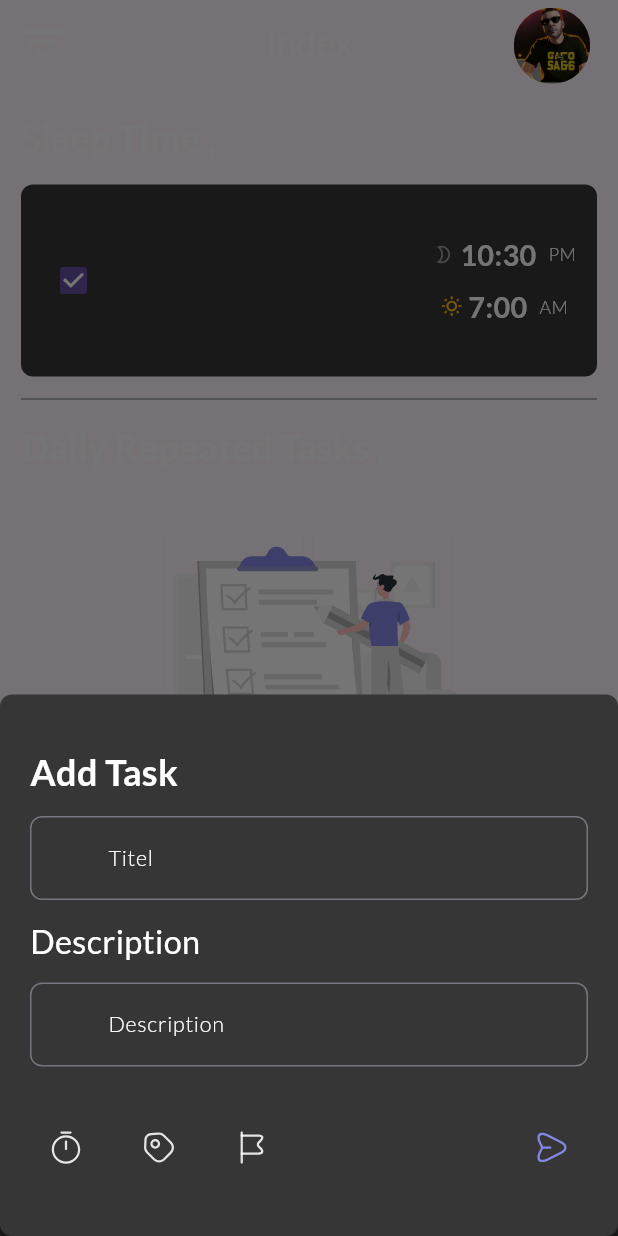
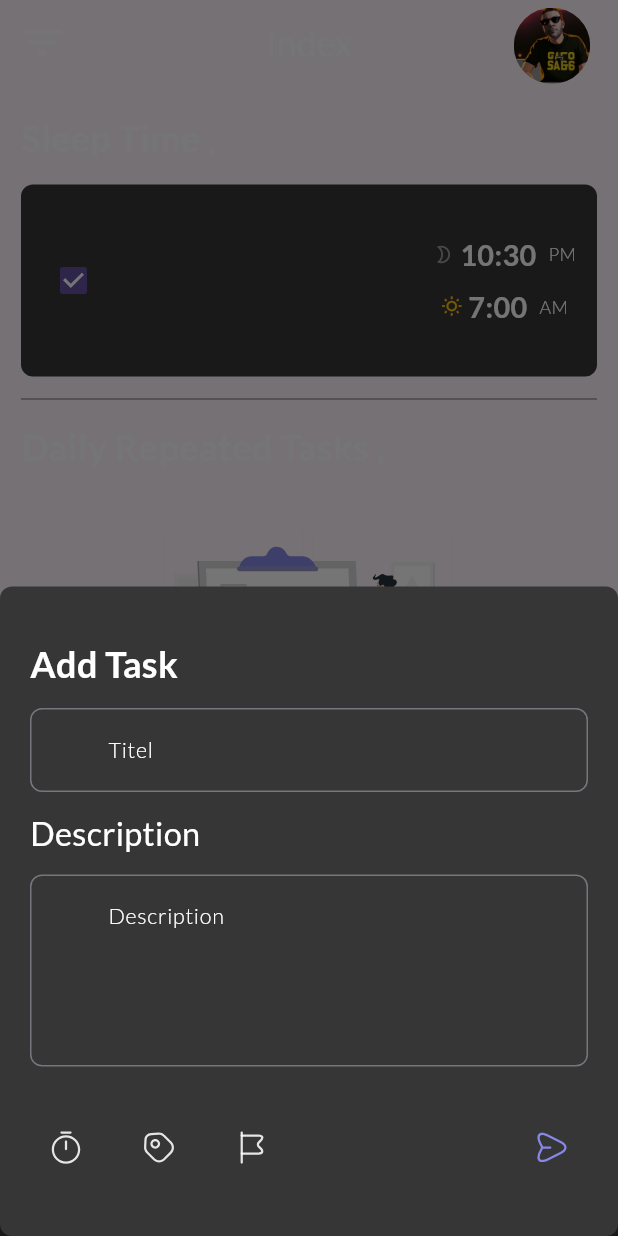
Before and after one commit to AhmedMohmmedd/UP_Tolist, a Flutter app: the screen it shows after launch, item 2 of the bottom bar chosen, after a tap on the "add" icon, on a phone screen of 412 x 824 dp. Run offline on Flutter 3.47's test engine with Material 3 defaults, Android fonts, the phone set to English and light mode, and no system bars; our stand-ins replace bloc, flutter_svg, hive, hive_flutter; missing offline and left inert: date_picker_plus; accounts and stored records are empty.

Commit message:
add time packer

```diff
--- /dev/null
+++ b/devtools_options.yaml
@@ -0,0 +1 @@
+extensions:
--- a/lib/core/shared_widgets/custom_text_field.dart
+++ b/lib/core/shared_widgets/custom_text_field.dart
@@ -14,16 +14,19 @@ Widget customTextField({
   Function()? pressed,
   Function()? tap,
   bool? enable,
+  int? maxline,
 }) =>
     TextFormField(
       onTap: tap,
       enabled: enable,
       controller: controller,
       obscureText: isObscure,
+      maxLines: maxline,
       decoration: InputDecoration(
         hintStyle: TextStyles.stylesreguler12(),
         labelText: label,
         hintText: hint,
+
         prefixIcon: Icon(prefix),
         suffixIcon: suffix != null
             ? IconButton(
--- a/lib/features/add_task/presentation/views/add_task_sheet.dart
+++ b/lib/features/add_task/presentation/views/add_task_sheet.dart
@@ -33,7 +33,7 @@ class AddTaskSheet extends StatelessWidget {
             const SizedBox(
               height: 12,
             ),
-            customTextField(hint: 'Description'),
+            customTextField(hint: 'Description',maxline: 4),
             const SizedBox(
               height: 30,
             ),
--- a/lib/features/add_task/presentation/views/widgets/bottom_actions_row.dart
+++ b/lib/features/add_task/presentation/views/widgets/bottom_actions_row.dart
@@ -3,11 +3,23 @@ import 'package:flutter_svg/svg.dart';
 import 'package:up_tolist/core/constansts/asset_images.dart';
 import 'package:up_tolist/features/add_task/presentation/views/widgets/choose_category_bottom_sheet.dart';
 import 'package:up_tolist/features/add_task/presentation/views/widgets/date_picker.dart';
+import 'package:up_tolist/features/add_task/presentation/views/widgets/time_picker.dart';
 
-class BottomActiomsRow extends StatelessWidget {
-  const BottomActiomsRow({
-    super.key,
-  });
+class BottomActiomsRow extends StatefulWidget {
+  const BottomActiomsRow({super.key});
+
+  @override
+  State<BottomActiomsRow> createState() => _BottomActiomsRowState();
+}
+
+class _BottomActiomsRowState extends State<BottomActiomsRow> {
+  TimeOfDay? selectedTime;
+
+  void _onTimePicked(TimeOfDay time) {
+    setState(() {
+      selectedTime = time;
+    });
+  }
 
   @override
   Widget build(BuildContext context) {
@@ -16,30 +28,15 @@ class BottomActiomsRow extends StatelessWidget {
       children: [
         Row(
           children: [
-            IconButton(
-              onPressed: () {
-                showTimePicker(
-                  helpText: 'Choose Time',
-                  confirmText: 'Edit',
-                  context: context,
-                  initialTime: TimeOfDay.now(),
-                  initialEntryMode: TimePickerEntryMode.input,
-                );
-              },
-              icon: SvgPicture.asset(AssetImages.timer),
-            ),
-            const SizedBox(
-              width: 14,
-            ),
+            ShowTimePickerr(onTimePicked: _onTimePicked),
+            const SizedBox(width: 14),
             IconButton(
               onPressed: () {
                 showDatePickrtBottomSheet(context);
               },
               icon: SvgPicture.asset(AssetImages.tag),
             ),
-            const SizedBox(
-              width: 14,
-            ),
+            const SizedBox(width: 14),
             IconButton(
               onPressed: () {
                 chooseCategoryshowlBottomSheet(context);
@@ -49,7 +46,9 @@ class BottomActiomsRow extends StatelessWidget {
           ],
         ),
         IconButton(
-          onPressed: () {},
+          onPressed: () {
+            print(selectedTime);
+          },
           icon: SvgPicture.asset(AssetImages.send),
         ),
       ],
--- a/lib/features/add_task/presentation/views/widgets/choose_category_bottom_sheet.dart
+++ b/lib/features/add_task/presentation/views/widgets/choose_category_bottom_sheet.dart
@@ -45,7 +45,7 @@ void chooseCategoryshowlBottomSheet(BuildContext context) {
                   height: 14,
                 ),
                 CustomElevatedButton(
-                  textColor: Colors.white,
+                  textColor: Colors.red,
                   text: 'Add Category',
                   color: AppColor.primeryColor,
                   width: MediaQuery.sizeOf(context).width * .9,
--- a/lib/features/add_task/presentation/views/widgets/custom_elevated_button.dart
+++ b/lib/features/add_task/presentation/views/widgets/custom_elevated_button.dart
@@ -20,6 +20,7 @@ class CustomElevatedButton extends StatelessWidget {
         Navigator.pop(context);
       },
       style: ElevatedButton.styleFrom(
+        elevation: .0,
         backgroundColor: color,
         fixedSize: Size(width?? MediaQuery.sizeOf(context).width * .4, 60),
         textStyle: TextStyles.stylesBold16().copyWith(
--- /dev/null
+++ b/lib/features/add_task/presentation/views/widgets/time_picker.dart
@@ -0,0 +1,50 @@
+
+import 'package:flutter/material.dart';
+import 'package:flutter_svg/svg.dart';
+import 'package:up_tolist/core/constansts/asset_images.dart';
+
+class ShowTimePickerr extends StatefulWidget {
+  final Function(TimeOfDay) onTimePicked;
+
+  const ShowTimePickerr({
+    super.key,
+    required this.onTimePicked,
+  });
+
+  @override
+  State<ShowTimePickerr> createState() => _ShowTimePickerrState();
+}
+
+class _ShowTimePickerrState extends State<ShowTimePickerr> {
+  TimeOfDay selectedTime = TimeOfDay.now();
+
+  void showTimePickerr(BuildContext context) async {
+    final TimeOfDay? pickedTime = await showTimePicker(
+      helpText: 'Choose Time',
+      confirmText: 'Edit',
+      context: context,
+      initialEntryMode: TimePickerEntryMode.input,
+      initialTime: selectedTime,
+    );
+
+    if (pickedTime != null && pickedTime != selectedTime) {
+      setState(() {
+        selectedTime = pickedTime;
+      });
+
+      widget.onTimePicked(selectedTime);
+    } else {
+      widget.onTimePicked(selectedTime);
+    }
+  }
+
+  @override
+  Widget build(BuildContext context) {
+    return IconButton(
+      onPressed: () {
+        showTimePickerr(context);
+      },
+      icon: SvgPicture.asset(AssetImages.timer),
+    );
+  }
+}
--- a/lib/features/home/presentation/views/widgets/task_item.dart
+++ b/lib/features/home/presentation/views/widgets/task_item.dart
@@ -19,8 +19,9 @@ class CustomTaskItem extends StatelessWidget {
         color: AppColor.scendColor,
       ),
       child: Padding(
-        padding: const EdgeInsets.symmetric(horizontal: 8, vertical: 2),
+        padding: const EdgeInsets.symmetric(horizontal: 4, vertical: 2),
         child: Row(
+          mainAxisAlignment: MainAxisAlignment.start,
           children: [
             IconButton(
               onPressed: () {},
@@ -55,6 +56,9 @@ class CustomTaskItem extends StatelessWidget {
                       'Today At 18:20',
                       style: TextStyles.stylesreguler14(),
                     ),
+                    const SizedBox(
+                  width: 40,
+                ),
                     Container(
                       height: 35,
                       decoration: BoxDecoration(
@@ -62,22 +66,23 @@ class CustomTaskItem extends StatelessWidget {
                           color: const Color(0xff809CFF)),
                       child: Padding(
                         padding: const EdgeInsets.all(5),
-                        child: Row(
-                          children: [
-                            SvgPicture.asset(
-                                AssetImages.categoryunversity),
-                            const SizedBox(
-                              height: 8,
-                            ),
-                            FittedBox(
-                              fit: BoxFit.scaleDown,
-                              child: Text(
-                                'Unversity',
-                                style: TextStyles.stylesreguler14(),
-                              ),
-                            ),
-                          ],
-                        ),
+                        child: SvgPicture.asset(AssetImages.categoryunversity),
+                        // child: Row(
+                        //   children: [
+                        //     SvgPicture.asset(
+                        //         AssetImages.categoryunversity),
+                        //     const SizedBox(
+                        //       height: 8,
+                        //     ),
+                        //     FittedBox(
+                        //       fit: BoxFit.scaleDown,
+                        //       child: Text(
+                        //         'Unversity',
+                        //         style: TextStyles.stylesreguler14(),
+                        //       ),
+                        //     ),
+                        //   ],
+                        // ),
                       ),
                     ),
                   ],
```
Also changed, not shown: lib/features/add_task/presentation/logic/cubit/add_task_cubit.dart (added, +24 -0 lines), lib/features/add_task/presentation/logic/cubit/add_task_state.dart (added, +15 -0 lines), lib/features/add_task/presentation/views/widgets/custom_category_item.dart (+12 -4 lines).
